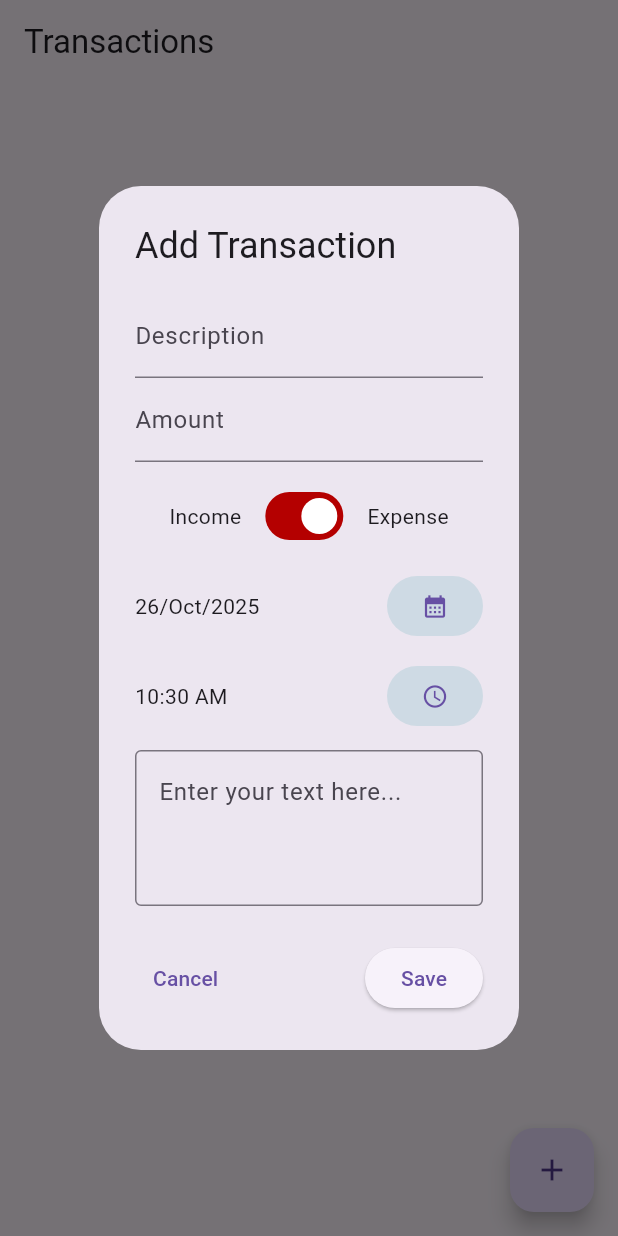
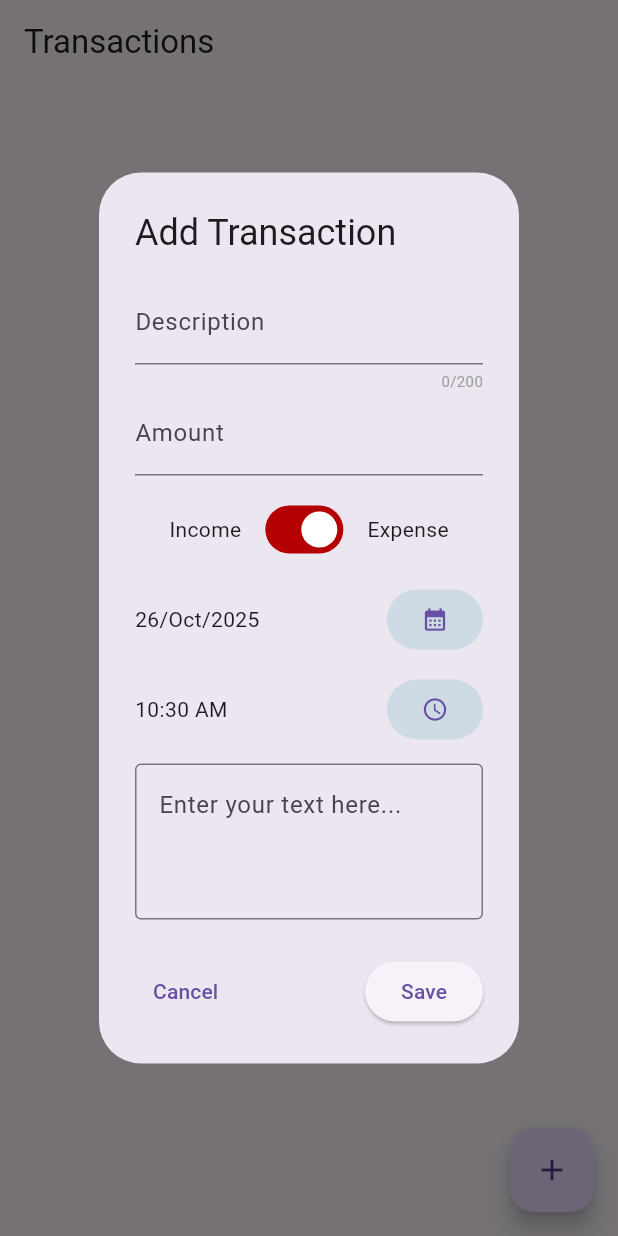
Before and after one commit to PriyanthaFdo/trackpense, a Flutter app: the screen it shows after launch, after a tap on the "add" icon, on a phone screen of 412 x 824 dp. Run offline on Flutter 3.47's test engine with Material 3 defaults, Android fonts, the phone set to English and light mode, and no system bars; our stand-ins replace drift, drift_flutter, flutter_bloc, go_router, loading_indicator; accounts and stored records are empty; generated files the repository leaves out were written again.

Commit message:
Feature/ my_text_form_field

```diff
--- a/lib/data/blocs/payment_bloc.dart
+++ b/lib/data/blocs/payment_bloc.dart
@@ -34,11 +34,12 @@ class PaymentBloc extends Bloc<PaymentEvent, PaymentState> {
         dateTime: event.dateTime,
         notes: event.notes,
       );
+
+      emit(state.readyState());
     } catch (e, s) {
       emit(state.errorState(error: e, stackTrace: s));
     }
   }
-
 
   Future<void> _handleUpdatePaymentEvent(UpdatePaymentEvent event, Emitter<PaymentState> emit) async {
     try {
@@ -50,6 +51,8 @@ class PaymentBloc extends Bloc<PaymentEvent, PaymentState> {
         dateTime: event.dateTime,
         notes: event.notes,
       );
+
+      emit(state.readyState());
     } catch (e, s) {
       emit(state.errorState(error: e, stackTrace: s));
     }
@@ -103,6 +106,7 @@ sealed class PaymentState {
 
   PaymentLoadingState loadingState() => PaymentLoadingState(payments: payments);
   PaymentLoadedState loadedState(List<PaymentData>? payments) => PaymentLoadedState(payments: payments ?? this.payments);
+  PaymentReadyState readyState() => PaymentReadyState(payments: payments);
   PaymentErrorState errorState({
     required Object error,
     required StackTrace stackTrace,
@@ -123,6 +127,10 @@ class PaymentLoadedState extends PaymentState {
   PaymentLoadedState({required super.payments});
 }
 
+class PaymentReadyState extends PaymentState {
+  PaymentReadyState({required super.payments});
+}
+
 class PaymentErrorState extends PaymentState {
   PaymentErrorState({
     required super.payments,
--- a/lib/src/views/home_view.dart
+++ b/lib/src/views/home_view.dart
@@ -1,5 +1,6 @@
 import 'package:flutter/material.dart';
 import 'package:flutter_bloc/flutter_bloc.dart';
+import 'package:go_router/go_router.dart';
 import 'package:trackpense/core/extensions/color_extension.dart';
 import 'package:trackpense/core/extensions/datetime_extension.dart';
 import 'package:trackpense/core/extensions/double_extension.dart';
@@ -10,6 +11,7 @@ import 'package:trackpense/data/blocs/payment_bloc.dart';
 import 'package:trackpense/data/blocs/ui_bloc.dart';
 import 'package:trackpense/data/constants/kjp_colors.dart';
 import 'package:trackpense/src/widgets/item_card.dart';
+import 'package:trackpense/src/widgets/my_widgets/my_text_form_field.dart';
 
 class HomeView extends StatefulWidget {
   const HomeView({super.key});
@@ -45,6 +47,11 @@ class _HomeViewState extends State<HomeView> {
             _uiBloc.add(UiLoadingEvent());
           } else {
             _uiBloc.add(UiReadyEvent());
+          }
+
+          if(state is PaymentReadyState){
+            // pop the data input dialog
+            context.pop();
           }
 
           if (state is PaymentErrorState) {
@@ -116,20 +123,21 @@ class _HomeViewState extends State<HomeView> {
                 mainAxisSize: MainAxisSize.min,
                 children: [
                   // Description
-                  TextFormField(
+                  MyTextFormField(
                     controller: descriptionController,
-                    decoration: const InputDecoration(
-                      labelText: 'Description',
-                    ),
-                    validator: (value) => value == null || value.isEmpty ? 'Required' : null,
+                    showTextLengthCounter: true,
+                    labelText: 'Description',
+                    autovalidateMode: AutovalidateMode.onUserInteraction,
+                    validator: (value) {
+                      if (value == null || value.isEmpty) return 'Required';
+                      return null;
+                    },
                   ),
 
                   // Amount
-                  TextFormField(
+                  MyTextFormField(
                     controller: amountController,
-                    decoration: const InputDecoration(
-                      labelText: 'Amount',
-                    ),
+                    labelText: 'Amount',
                     keyboardType: TextInputType.number,
                     inputFormatters: [
                       DecimalTextInputFormatter(decimalDigits: 2),
@@ -176,15 +184,13 @@ class _HomeViewState extends State<HomeView> {
                   const SizedBox(height: 12),
 
                   // Notes
-                  TextField(
+                  MyTextFormField(
                     controller: notesController,
                     keyboardType: TextInputType.multiline,
                     minLines: 3,
                     maxLines: 6,
-                    decoration: const InputDecoration(
-                      hintText: 'Enter your text here...',
-                      border: OutlineInputBorder(),
-                    ),
+                    hintText: 'Enter your text here...',
+                    outlineBOrder: true,
                   ),
                 ],
               ),
--- /dev/null
+++ b/lib/src/widgets/my_widgets/my_text_form_field.dart
@@ -0,0 +1,69 @@
+import 'package:flutter/material.dart';
+import 'package:flutter/services.dart';
+
+class MyTextFormField extends StatefulWidget {
+  const MyTextFormField({
+    super.key,
+    required this.controller,
+    this.showTextLengthCounter = false,
+    this.outlineBOrder = false,
+    this.labelText,
+    this.autovalidateMode,
+    this.validator,
+    this.keyboardType,
+    this.inputFormatters,
+    this.minLines,
+    this.maxLines = 1,
+    this.hintText,
+  });
+
+  final TextEditingController controller;
+  final bool showTextLengthCounter;
+  final bool outlineBOrder;
+  final String? labelText;
+  final AutovalidateMode? autovalidateMode;
+  final String? Function(String?)? validator;
+  final TextInputType? keyboardType;
+  final List<TextInputFormatter>? inputFormatters;
+  final int? minLines;
+  final int maxLines;
+  final String? hintText;
+
+  @override
+  State<MyTextFormField> createState() => _MyTextFormFieldState();
+}
+
+class _MyTextFormFieldState extends State<MyTextFormField> {
+  @override
+  Widget build(BuildContext context) {
+    final textLength = widget.controller.text.length;
+
+    return TextFormField(
+      controller: widget.controller,
+      onChanged: widget.showTextLengthCounter ? (value) => setState(() {}) : null,
+      decoration: InputDecoration(
+        labelText: widget.labelText,
+        hintText: widget.hintText,
+        border: widget.outlineBOrder ? const OutlineInputBorder() : null,
+        helper: widget.showTextLengthCounter
+            ? Align(
+                alignment: Alignment.centerRight,
+                child: Text(
+                  '$textLength/200',
+                  style: TextStyle(
+                    color: textLength > 200 ? Colors.red : Colors.grey,
+                    fontSize: 10,
+                  ),
+                ),
+              )
+            : null,
+      ),
+      autovalidateMode: widget.autovalidateMode,
+      validator: widget.validator,
+      keyboardType: widget.keyboardType,
+      inputFormatters: widget.inputFormatters,
+      minLines: widget.minLines,
+      maxLines: widget.maxLines,
+    );
+  }
+}
```
